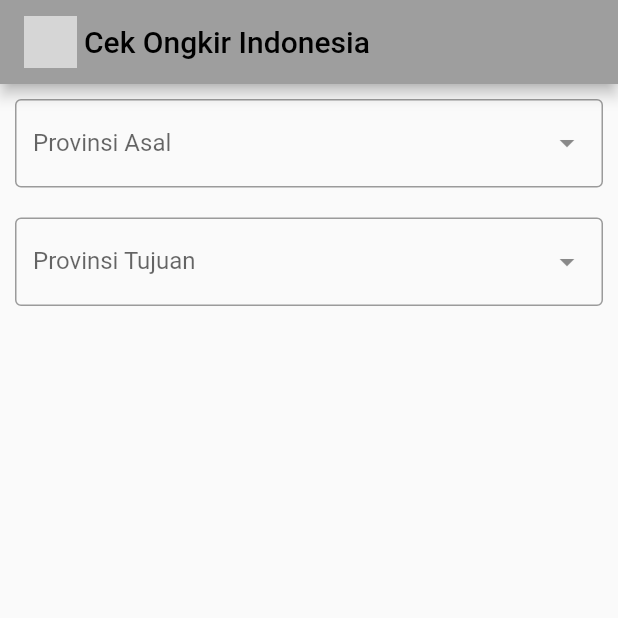
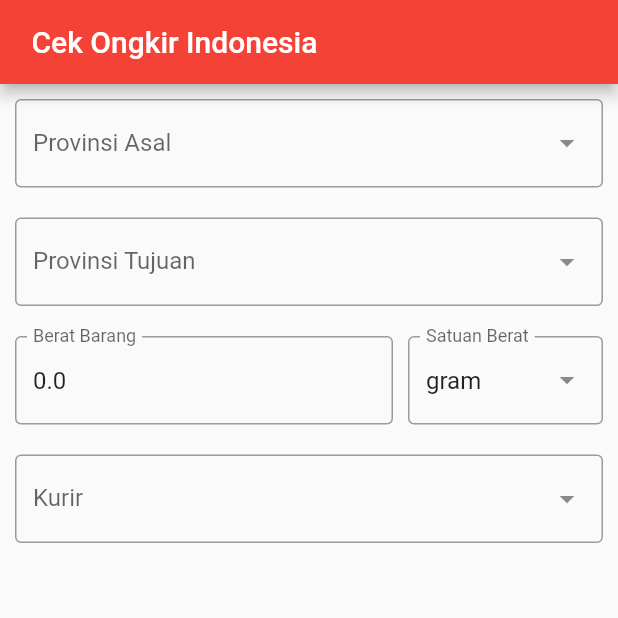
Before and after one commit to alfinsbae0/cekOngkir, a Flutter app: the screen it shows after launch, on a phone screen of 412 x 824 dp, the top half of it. Run offline on Flutter 3.47's test engine with Material 2 defaults, Android fonts, the phone set to English and light mode, and no system bars; drawn by our look-alikes of dropdown_search; our stand-ins replace get; grey boxes are pictures that could not be loaded.

Commit message:
new commit

```diff
--- a/lib/controllers/controller_view.dart
+++ b/lib/controllers/controller_view.dart
@@ -1,5 +1,11 @@
+import 'dart:convert';
+
+import 'package:dropdown_search/dropdown_search.dart';
 import 'package:flutter/cupertino.dart';
+import 'package:flutter/material.dart';
 import 'package:get/get.dart';
+import 'package:http/http.dart' as http;
+import 'package:ongkir/data/courier.dart';
 
 class ControllerView extends GetxController {
   var hiddenKabupatenasal = true.obs;
@@ -8,18 +14,106 @@ class ControllerView extends GetxController {
   var hiddenKabupatentujuan = true.obs;
   var provtujuanId = 0.obs;
   var kotatujuan = 0.obs;
+  var hiddenButton = true.obs;
+  var listKurir = "".obs;
 
-  Future<void> init() async {
-    Get.put(ControllerView());
+  double berat = 0.0;
+  String satuan = "gram";
+
+  late TextEditingController beratC;
+
+  void cekongkir() async {
+    Uri url = Uri.parse("https://api.rajaongkir.com/starter/cost");
+    try {
+      final response = await http.post(
+        url,
+        body: {
+          "origin": "$kotaasalId",
+          "destination": "$kotatujuan",
+          "weight": "$berat",
+          "courier": "$listKurir"
+        },
+        headers: {
+          "content-type": "application/x-www-form-urlencoded",
+          "key": "97422d0ed168b91112b982b639b105ff",
+        },
+      );
+      print(response.toString());
+
+      var data = json.decode(response.body) as Map<String, dynamic>;
+      var results = data["rajaongkir"]["results"] as List<dynamic>;
+      var allCourier = Courier.fromJsonList(results);
+      var courier = allCourier[0];
+      print("berhasil");
+
+      Get.defaultDialog(
+        title: courier.name!,
+        textCancel: "Kembali",
+        barrierDismissible: false,
+        content: Column(
+          children: courier.costs!
+              .map((e) => ListTile(
+                    title: Text("${e.service}"),
+                    subtitle: Text("Rp. ${e.cost![0].value}"),
+                    trailing: Text(courier.code == "pos"
+                        ? "${e.cost![0].etd}"
+                        : "${e.cost![0].etd} HARI"),
+                  ))
+              .toList(),
+        ),
+      );
+    } catch (err) {
+      Get.defaultDialog(title: "Terjadi Kesalahan").toString();
+    }
+  }
+
+  void ubahBerat(String value) {
+    berat = double.tryParse(value) ?? 0.0;
+    String cekSatuan = satuan;
+    switch (cekSatuan) {
+      case "kg":
+        berat = berat * 1000;
+        break;
+      case "gram":
+        berat = berat;
+        break;
+      case "ons":
+        berat = berat * 100;
+        break;
+      default:
+        berat = berat;
+    }
+    print("$berat gram");
+  }
+
+  void ubahSatuan(String value) {
+    berat = double.tryParse(beratC.text) ?? 0.0;
+    switch (value) {
+      case "kg":
+        berat = berat * 1000;
+        break;
+      case "gram":
+        berat = berat;
+        break;
+      case "ons":
+        berat = berat * 100;
+        break;
+      default:
+        berat = berat;
+    }
+    satuan = value;
+    print("$berat gram");
   }
 
   @override
   void onInit() {
+    beratC = TextEditingController(text: "$berat");
     super.onInit();
   }
 
   @override
-  void dispose() {
-    super.dispose();
+  void onClose() {
+    beratC.dispose();
+    super.onClose();
   }
 }
--- /dev/null
+++ b/lib/data/courier.dart
@@ -0,0 +1,81 @@
+// To parse this JSON data, do
+//
+//     final courier = courierFromJson(jsonString);
+
+class Courier {
+  Courier({
+    required this.code,
+    required this.name,
+    required this.costs,
+  });
+
+  String? code;
+  String? name;
+  List<CourierCost>? costs;
+
+  factory Courier.fromJson(Map<String, dynamic> json) => Courier(
+        code: json["code"],
+        name: json["name"],
+        costs: List<CourierCost>.from(
+            json["costs"].map((x) => CourierCost.fromJson(x))),
+      );
+
+  Map<String, dynamic> toJson() => {
+        "code": code,
+        "name": name,
+        "costs": List<dynamic>.from(costs!.map((x) => x.toString())),
+      };
+  static List<Courier> fromJsonList(List list) {
+    if (list.length == 0) return List<Courier>.empty();
+    return list.map((item) => Courier.fromJson(item)).toList();
+  }
+}
+
+class CourierCost {
+  CourierCost({
+    required this.service,
+    required this.description,
+    required this.cost,
+  });
+
+  String? service;
+  String? description;
+  List<CostCost>? cost;
+
+  factory CourierCost.fromJson(Map<String, dynamic> json) => CourierCost(
+        service: json["service"],
+        description: json["description"],
+        cost:
+            List<CostCost>.from(json["cost"].map((x) => CostCost.fromJson(x))),
+      );
+
+  // Map<String, dynamic> toJson() => {
+  //       "service": service,
+  //       "description": description,
+  //       "cost": List<dynamic>.from(cost.map((x) => x.toJson())),
+  //     };
+}
+
+class CostCost {
+  CostCost({
+    required this.value,
+    required this.etd,
+    required this.note,
+  });
+
+  int value;
+  String etd;
+  String note;
+
+  factory CostCost.fromJson(Map<String, dynamic> json) => CostCost(
+        value: json["value"],
+        etd: json["etd"],
+        note: json["note"],
+      );
+
+  Map<String, dynamic> toJson() => {
+        "value": value,
+        "etd": etd,
+        "note": note,
+      };
+}
--- a/lib/data/kabupaten.dart
+++ b/lib/data/kabupaten.dart
@@ -1,5 +1,3 @@
-import 'dart:async';
-
 class Kabupaten {
   Kabupaten({
     required this.cityId,
--- a/lib/data/provinsi.dart
+++ b/lib/data/provinsi.dart
@@ -1,5 +1,3 @@
-import 'dart:async';
-
 class Province {
   Province({
     required this.provinceId,
--- a/lib/main.dart
+++ b/lib/main.dart
@@ -1,6 +1,6 @@
 import 'package:flutter/material.dart';
+import 'package:ongkir/ui/cek_ongkir.dart';
 import 'package:get/get.dart';
-import 'package:ongkir/ui/cek_ongkir.dart';
 
 void main() {
   runApp(const MyApp());
@@ -12,10 +12,10 @@ class MyApp extends StatelessWidget {
   // This widget is the root of your application.
   @override
   Widget build(BuildContext context) {
-    return MaterialApp(
+    return GetMaterialApp(
       title: 'Flutter Demo',
       theme: ThemeData(
-        primarySwatch: Colors.grey,
+        primarySwatch: Colors.red,
       ),
       debugShowCheckedModeBanner: false,
       initialRoute: CekOngkir.routeName,
--- a/lib/ui/cek_ongkir.dart
+++ b/lib/ui/cek_ongkir.dart
@@ -20,12 +20,6 @@ class CekOngkir extends StatelessWidget {
       appBar: AppBar(
         title: Row(
           children: [
-            Image.network(
-              "https://cektarif.com/images/logo-cektarif.png",
-              width: 35,
-              height: 35,
-              fit: BoxFit.fill,
-            ),
             SizedBox(
               width: 5,
             ),
@@ -51,6 +45,27 @@ class CekOngkir extends StatelessWidget {
                 : Kota(
                     provId: controller.provtujuanId.value,
                     tipe: 'tujuan',
+                  ),
+          ),
+          Berat(),
+          Kurir(),
+          SizedBox(
+            height: 20,
+          ),
+          Obx(
+            () => controller.hiddenButton.isTrue
+                ? SizedBox(
+                    height: 10,
+                  )
+                : Padding(
+                    padding: EdgeInsets.all(10.0),
+                    child: ElevatedButton(
+                        onPressed: () => controller.cekongkir(),
+                        child: Text("Cek Ongkir"),
+                        style: ElevatedButton.styleFrom(
+                            padding: EdgeInsets.symmetric(vertical: 20.0),
+                            backgroundColor: Colors.red,
+                            foregroundColor: Colors.white)),
                   ),
           ),
         ],
@@ -219,15 +234,11 @@ class Kota extends GetView<ControllerView> {
           } else {
             if (tipe == "asal") {
               print("Tidak ada");
+              controller.kotaasalId.value = 0;
             } else {
               print("tidak ada");
+              controller.kotatujuan.value = 0;
             }
-          }
-
-          if (cityvalue != null) {
-            print(cityvalue.cityName);
-          } else {
-            print("Tidak ada");
           }
         },
         popupProps: PopupProps.menu(
@@ -237,7 +248,7 @@ class Kota extends GetView<ControllerView> {
                 padding:
                     const EdgeInsets.symmetric(horizontal: 15, vertical: 5),
                 child: Text(
-                  "${item.cityName}" "${item.type}",
+                  "${item.type} " "${item.cityName}",
                   style: TextStyle(fontSize: 20),
                 ),
               ),
@@ -253,8 +264,106 @@ class Kota extends GetView<ControllerView> {
                 hintText: "Search Kabupaten / Kota"),
           ),
         ),
-        itemAsString: (item) => "${item.cityName} ${item.type}",
+        itemAsString: (item) => "${item.type} ${item.cityName}",
       ),
     );
   }
 }
+
+class Berat extends GetView<ControllerView> {
+  const Berat({super.key});
+
+  @override
+  Widget build(BuildContext context) {
+    return Padding(
+      padding: const EdgeInsets.all(10.0),
+      child: Row(
+        children: [
+          Expanded(
+            child: TextField(
+              autocorrect: false,
+              controller: controller.beratC,
+              decoration: InputDecoration(
+                labelText: "Berat Barang",
+                border: OutlineInputBorder(),
+              ),
+              keyboardType: TextInputType.numberWithOptions(decimal: true),
+              onChanged: (value) => controller.ubahBerat(value),
+            ),
+          ),
+          SizedBox(width: 10),
+          Container(
+            width: 130,
+            child: DropdownSearch<String>(
+              popupProps: PopupProps.menu(
+                // showSearchBox: true,
+                searchFieldProps: TextFieldProps(
+                  decoration: InputDecoration(
+                    border: OutlineInputBorder(
+                      borderRadius: BorderRadius.all(
+                        Radius.circular(10),
+                      ),
+                    ),
+                  ),
+                ),
+              ),
+              items: ["kg", "gr", "ons"],
+              dropdownDecoratorProps: DropDownDecoratorProps(
+                dropdownSearchDecoration: InputDecoration(
+                    labelText: "Satuan Berat", border: OutlineInputBorder()),
+              ),
+              selectedItem: "gram",
+              onChanged: (value) => controller.ubahSatuan(value!),
+            ),
+          )
+        ],
+      ),
+    );
+  }
+}
+
+class Kurir extends GetView<ControllerView> {
+  const Kurir({super.key});
+
+  @override
+  Widget build(BuildContext context) {
+    return Padding(
+      padding: const EdgeInsets.all(10.0),
+      child: Container(
+        child: DropdownSearch<Map<String, dynamic>>(
+          clearButtonProps: ClearButtonProps(isVisible: true),
+          items: [
+            {"code": "jne", "name": "JNE"},
+            {"code": "tiki", "name": "TIKI"},
+            {"code": "pos", "name": "POS"},
+          ],
+          dropdownDecoratorProps: DropDownDecoratorProps(
+            dropdownSearchDecoration: InputDecoration(
+              border: OutlineInputBorder(),
+              labelText: "Kurir",
+            ),
+          ),
+          popupProps: PopupProps.menu(
+            itemBuilder: (context, item, isSelected) => Container(
+              padding: EdgeInsets.all(20),
+              child: Text(
+                "${item['name']}",
+                style: TextStyle(fontSize: 15),
+              ),
+            ),
+          ),
+          onChanged: (value) {
+            if (value != null) {
+              controller.listKurir.value = value["code"];
+              controller.hiddenButton.value = false;
+            } else {
+              controller.hiddenButton.value = true;
+              controller.listKurir.value = "";
+            }
+          },
+          itemAsString: (item) => "${item["name"]}",
+        ),
+      ),
+    );
+  }
+}
```
Also changed, not shown: 1 other file.
